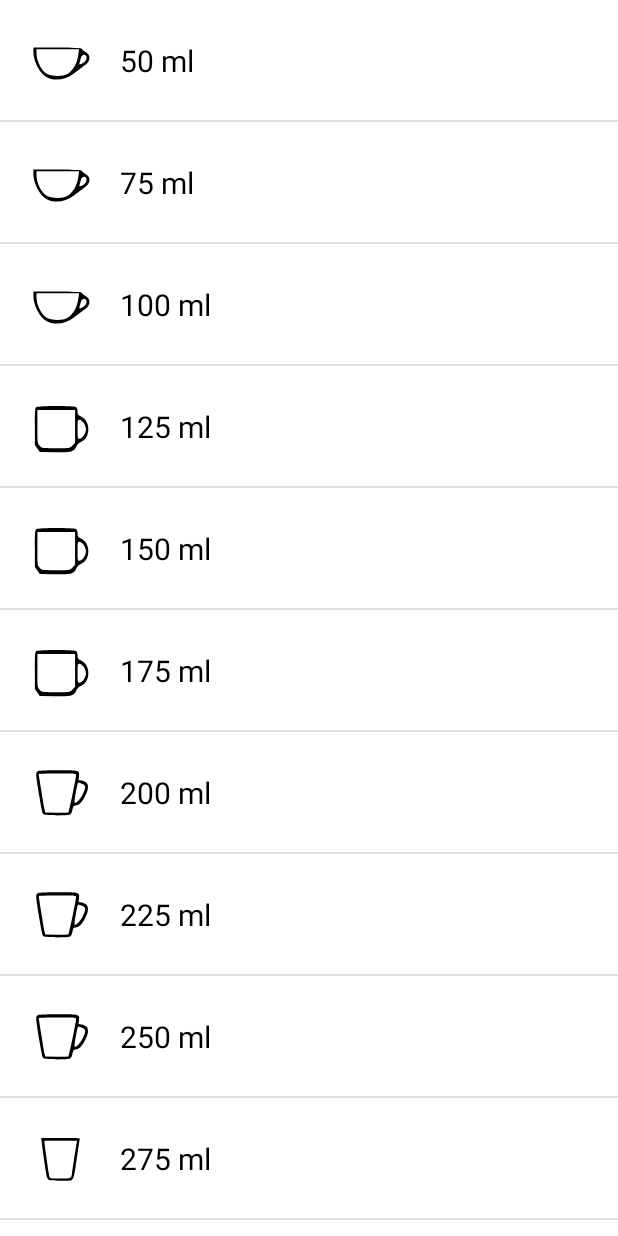
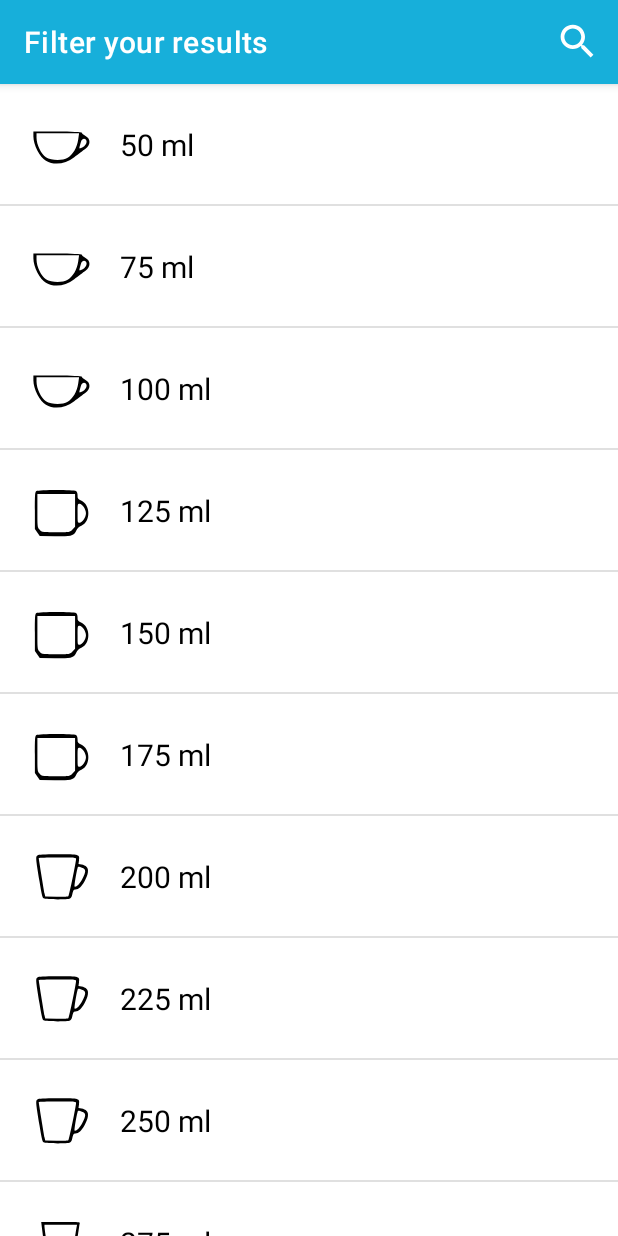
Before and after one commit to stefanpascu/WaterDrinkingReminder, an Android app: the SwitchCup screen opened directly, with no data from a screen before it, on a phone screen of 412 x 824 dp. Run offline under Robolectric (Android 15) with nearby library versions, the phone set to English and light mode, and no system bars.

Commit message:
Add recycleview search

```diff
--- a/app/src/main/java/com/example/waterdrinkingreminder/HomeFragment.java
+++ b/app/src/main/java/com/example/waterdrinkingreminder/HomeFragment.java
@@ -14,6 +14,7 @@ import android.view.Menu;
 import android.view.MenuItem;
 
 import androidx.appcompat.app.AppCompatActivity;
+import androidx.appcompat.widget.SearchView;
 import androidx.core.app.NotificationCompat;
 import android.view.LayoutInflater;
 import android.view.View;
--- a/app/src/main/java/com/example/waterdrinkingreminder/RecyclerAdapter.java
+++ b/app/src/main/java/com/example/waterdrinkingreminder/RecyclerAdapter.java
@@ -1,31 +1,44 @@
 package com.example.waterdrinkingreminder;
 
+import android.content.Intent;
 import android.graphics.drawable.Drawable;
+import android.os.Bundle;
 import android.text.Layout;
 import android.util.Log;
 import android.view.LayoutInflater;
+import android.view.Menu;
+import android.view.MenuItem;
 import android.view.View;
 import android.view.ViewGroup;
+import android.widget.AutoCompleteTextView;
+import android.widget.Filter;
+import android.widget.Filterable;
 import android.widget.ImageView;
 import android.widget.TextView;
 import android.widget.Toast;
 
 import androidx.annotation.NonNull;
+import androidx.appcompat.widget.SearchView;
 import androidx.core.content.ContextCompat;
 import androidx.recyclerview.widget.RecyclerView;
 
 import java.util.ArrayList;
+import java.util.Collection;
 import java.util.List;
 
-public class RecyclerAdapter extends RecyclerView.Adapter<RecyclerAdapter.ViewHolder> {
+public class RecyclerAdapter extends RecyclerView.Adapter<RecyclerAdapter.ViewHolder> implements Filterable {
 
     private static final String TAG = "RecyclerAdapter";
-    ArrayList<String> moviesList;
-    ArrayList<Drawable> containerList;
+    List<String> moviesList;
+    List<String> moviesListAll;
+    List<Drawable> containerList;
 
-    public RecyclerAdapter(ArrayList<String> moviesList, ArrayList<Drawable> containerList) {
+    public RecyclerAdapter(List<String> moviesList, ArrayList<Drawable> containerList) {
         this.moviesList = moviesList;
         this.containerList = containerList;
+        moviesListAll = new ArrayList<>();
+        moviesListAll.addAll(moviesList);
+
     }
 
     @NonNull
@@ -48,6 +61,46 @@ public class RecyclerAdapter extends RecyclerView.Adapter<RecyclerAdapter.ViewHo
         return moviesList.size();
     }
 
+    @Override
+    public Filter getFilter() {
+
+        return myFilter;
+    }
+
+    Filter myFilter = new Filter() {
+
+        //Automatic on background thread
+        @Override
+        protected FilterResults performFiltering(CharSequence charSequence) {
+
+            List<String> filteredList = new ArrayList<>();
+
+            if (charSequence == null || charSequence.length() == 0) {
+                filteredList.addAll(moviesListAll);
+            } else {
+                for (String movie: moviesListAll) {
+                    if (movie.toLowerCase().contains(charSequence.toString().toLowerCase())) {
+                        filteredList.add(movie);
+                    }
+                }
+            }
+
+            FilterResults filterResults = new FilterResults();
+            filterResults.values = filteredList;
+            return filterResults;
+        }
+
+        //Automatic on UI thread
+        @Override
+        protected void publishResults(CharSequence charSequence, FilterResults filterResults) {
+            moviesList.clear();
+            moviesList.addAll((Collection<? extends String>) filterResults.values);
+            notifyDataSetChanged();
+        }
+    };
+
+
+
     class ViewHolder extends RecyclerView.ViewHolder implements View.OnClickListener {
 
         ImageView imageView;
@@ -65,7 +118,10 @@ public class RecyclerAdapter extends RecyclerView.Adapter<RecyclerAdapter.ViewHo
 
         @Override
         public void onClick(View view) {
-            Toast.makeText(view.getContext(), moviesList.get(getAdapterPosition()), Toast.LENGTH_SHORT).show();
+            Toast.makeText(view.getContext(), moviesList.get(getAdapterPosition()) + " container selected", Toast.LENGTH_SHORT).show();
+
         }
+
     }
+
 }
--- a/app/src/main/java/com/example/waterdrinkingreminder/SwitchCup.java
+++ b/app/src/main/java/com/example/waterdrinkingreminder/SwitchCup.java
@@ -1,12 +1,15 @@
 package com.example.waterdrinkingreminder;
 
 import androidx.appcompat.app.AppCompatActivity;
+import androidx.appcompat.widget.SearchView;
 import androidx.recyclerview.widget.DividerItemDecoration;
 import androidx.recyclerview.widget.RecyclerView;
 
 import android.graphics.drawable.Drawable;
 import android.os.Bundle;
 import android.provider.Telephony;
+import android.view.Menu;
+import android.view.MenuItem;
 
 import java.util.ArrayList;
 
@@ -21,20 +24,12 @@ public class SwitchCup extends AppCompatActivity {
     @Override
     protected void onCreate(Bundle savedInstanceState) {
         super.onCreate(savedInstanceState);
+        setTitle("Filter your results");
+
         setContentView(R.layout.activity_switch_cup);
 
         moviesList = new ArrayList<>();
         containerList = new ArrayList<>();
-
-        recyclerView = findViewById(R.id.recyclerView);
-        recyclerAdapter = new RecyclerAdapter(moviesList, containerList);
-
-//        recyclerView.setLayoutManager(new LinearLayoutManager(this));
-
-        recyclerView.setAdapter(recyclerAdapter);
-
-        DividerItemDecoration dividerItemDecoration = new DividerItemDecoration(this, DividerItemDecoration.VERTICAL);
-        recyclerView.addItemDecoration(dividerItemDecoration);
 
 
         moviesList.add("50 ml");
@@ -81,5 +76,35 @@ public class SwitchCup extends AppCompatActivity {
         containerList.add(getDrawable(R.drawable.ic_cup7));
         containerList.add(getDrawable(R.drawable.ic_cup7));
 
+        recyclerView = findViewById(R.id.recyclerView);
+        recyclerAdapter = new RecyclerAdapter(moviesList, containerList);
+        recyclerView.setAdapter(recyclerAdapter);
+
+        DividerItemDecoration dividerItemDecoration = new DividerItemDecoration(this, DividerItemDecoration.VERTICAL);
+        recyclerView.addItemDecoration(dividerItemDecoration);
+
+    }
+
+    @Override
+    public boolean onCreateOptionsMenu(Menu menu) {
+
+        getMenuInflater().inflate(R.menu.search_menu, menu);
+        MenuItem menuItem = menu.findItem(R.id.actionSearch);
+        SearchView searchView = (SearchView) menuItem.getActionView();
+        searchView.setOnQueryTextListener(new SearchView.OnQueryTextListener() {
+            @Override
+            public boolean onQueryTextSubmit(String query) {
+                return false;
+            }
+
+            @Override
+            public boolean onQueryTextChange(String newText) {
+                recyclerAdapter.getFilter().filter(newText);
+                return false;
+            }
+        });
+
+
+        return super.onCreateOptionsMenu(menu);
     }
 }
--- /dev/null
+++ b/app/src/main/res/drawable/ic_baseline_search_24.xml
@@ -0,0 +1,5 @@
+<vector android:height="30dp" android:tint="#FFFFFF"
+    android:viewportHeight="24" android:viewportWidth="24"
+    android:width="30dp" xmlns:android="http://schemas.android.com/apk/res/android">
+    <path android:fillColor="@android:color/white" android:pathData="M15.5,14h-0.79l-0.28,-0.27C15.41,12.59 16,11.11 16,9.5 16,5.91 13.09,3 9.5,3S3,5.91 3,9.5 5.91,16 9.5,16c1.61,0 3.09,-0.59 4.23,-1.57l0.27,0.28v0.79l5,4.99L20.49,19l-4.99,-5zM9.5,14C7.01,14 5,11.99 5,9.5S7.01,5 9.5,5 14,7.01 14,9.5 11.99,14 9.5,14z"/>
+</vector>
--- a/app/src/main/res/layout/activity_switch_cup.xml
+++ b/app/src/main/res/layout/activity_switch_cup.xml
@@ -1,9 +1,11 @@
 <?xml version="1.0" encoding="utf-8"?>
-<androidx.constraintlayout.widget.ConstraintLayout xmlns:android="http://schemas.android.com/apk/res/android"
+<androidx.constraintlayout.widget.ConstraintLayout
+    xmlns:android="http://schemas.android.com/apk/res/android"
+    xmlns:tools="http://schemas.android.com/tools"
     xmlns:app="http://schemas.android.com/apk/res-auto"
-    xmlns:tools="http://schemas.android.com/tools"
     android:layout_width="match_parent"
-    android:layout_height="match_parent">
+    android:layout_height="match_parent"
+    tools:context=".MainActivity">
 
     <androidx.recyclerview.widget.RecyclerView
         android:id="@+id/recyclerView"
@@ -14,4 +16,5 @@
         app:layout_constraintStart_toStartOf="parent"
         app:layout_constraintTop_toTopOf="parent"
         app:layoutManager="androidx.recyclerview.widget.LinearLayoutManager" />
+
 </androidx.constraintlayout.widget.ConstraintLayout>
--- /dev/null
+++ b/app/src/main/res/menu/search_menu.xml
@@ -0,0 +1,14 @@
+<?xml version="1.0" encoding="utf-8"?>
+<menu xmlns:android="http://schemas.android.com/apk/res/android"
+    xmlns:app="http://schemas.android.com/apk/res-auto">
+
+    <item
+        android:id="@+id/actionSearch"
+        android:title="Search"
+        android:icon="@drawable/ic_baseline_search_24"
+        app:showAsAction="always|collapseActionView"
+        app:actionViewClass="androidx.appcompat.widget.SearchView"
+        />
+
+
+</menu>
--- a/app/src/main/res/values/themes.xml
+++ b/app/src/main/res/values/themes.xml
@@ -1,6 +1,6 @@
 <resources xmlns:tools="http://schemas.android.com/tools">
     <!-- Base application theme. -->
-    <style name="Theme.WaterDrinkingReminder" parent="Theme.MaterialComponents.DayNight.NoActionBar">
+    <style name="Theme.WaterDrinkingReminder" parent="Theme.MaterialComponents.DayNight.DarkActionBar">
         <!-- Primary brand color. -->
         <item name="colorPrimary">#17AFDA</item>
         <item name="colorPrimaryVariant">@color/purple_700</item>
```
Also changed, not shown: app/src/main/res/layout/dialog_switch_cup.xml (+6 -3 lines).
